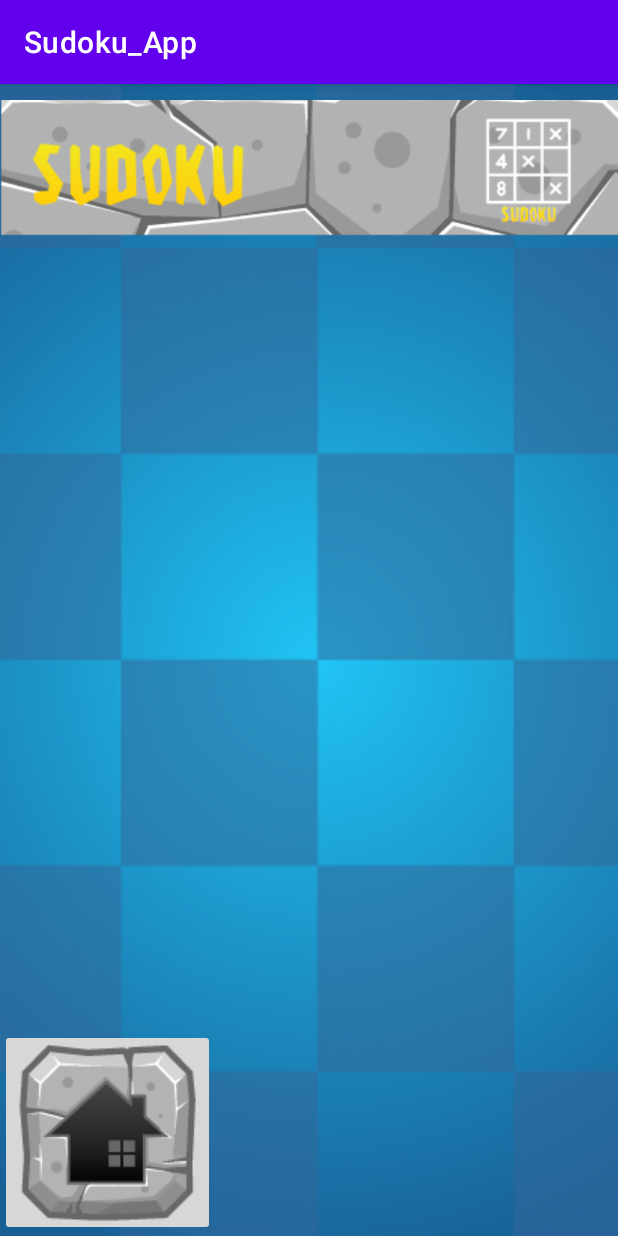
After one commit to darango401/juego2, an Android app: the creditosActivity screen opened directly, with no data from a screen before it, on a phone screen of 412 x 824 dp. The commit adds this screen. Run offline under Robolectric (Android 15) with nearby library versions, the phone set to English and light mode, and no system bars; Roboto replaces fonts that are not available here.

Commit message:
Commit: Credits ok
Commit: Credits ok

```diff
--- a/app/src/main/java/com/example/sudoku_app/MenuActivity.java
+++ b/app/src/main/java/com/example/sudoku_app/MenuActivity.java
@@ -34,5 +34,11 @@ public class MenuActivity extends Activity {
                 startActivity(i);
             }
         });
+
+
+    }
+    public void creditos(View view){
+        Intent i = new Intent(getApplicationContext(), creditosActivity.class);
+        startActivity(i);
     }
 }
--- /dev/null
+++ b/app/src/main/java/com/example/sudoku_app/creditosActivity.java
@@ -0,0 +1,14 @@
+package com.example.sudoku_app;
+
+import androidx.appcompat.app.AppCompatActivity;
+
+import android.os.Bundle;
+
+public class creditosActivity extends AppCompatActivity {
+
+    @Override
+    protected void onCreate(Bundle savedInstanceState) {
+        super.onCreate(savedInstanceState);
+        setContentView(R.layout.activity_creditos);
+    }
+}
--- /dev/null
+++ b/app/src/main/res/layout/activity_creditos.xml
@@ -0,0 +1,29 @@
+<?xml version="1.0" encoding="utf-8"?>
+<androidx.constraintlayout.widget.ConstraintLayout xmlns:android="http://schemas.android.com/apk/res/android"
+    xmlns:app="http://schemas.android.com/apk/res-auto"
+    xmlns:tools="http://schemas.android.com/tools"
+    android:layout_width="match_parent"
+    android:layout_height="match_parent"
+    android:background="@drawable/background"
+    tools:context=".creditosActivity">
+
+    <ImageView
+        android:id="@+id/imageView2"
+        android:layout_width="wrap_content"
+        android:layout_height="wrap_content"
+        android:layout_weight="1"
+        android:src="@drawable/barra"
+        app:layout_constraintEnd_toEndOf="parent"
+        app:layout_constraintHorizontal_bias="0.0"
+        app:layout_constraintStart_toStartOf="parent"
+        app:layout_constraintTop_toTopOf="parent" />
+
+    <ImageButton
+        android:id="@+id/imageButton"
+        android:layout_width="wrap_content"
+        android:layout_height="wrap_content"
+        app:layout_constraintBottom_toBottomOf="parent"
+        app:layout_constraintStart_toStartOf="parent"
+        app:srcCompat="@drawable/home" />
+
+</androidx.constraintlayout.widget.ConstraintLayout>
--- a/app/src/main/res/layout/activity_menu.xml
+++ b/app/src/main/res/layout/activity_menu.xml
@@ -60,6 +60,7 @@
         android:layout_width="wrap_content"
         android:layout_height="wrap_content"
         android:background="@drawable/creditos"
+        android:onClick="creditos"
         app:layout_constraintBottom_toTopOf="@+id/buttonSalir"
         app:layout_constraintEnd_toEndOf="parent"
         app:layout_constraintStart_toStartOf="parent"
```
Also changed, not shown: app/src/main/AndroidManifest.xml (+10 -6 lines).
